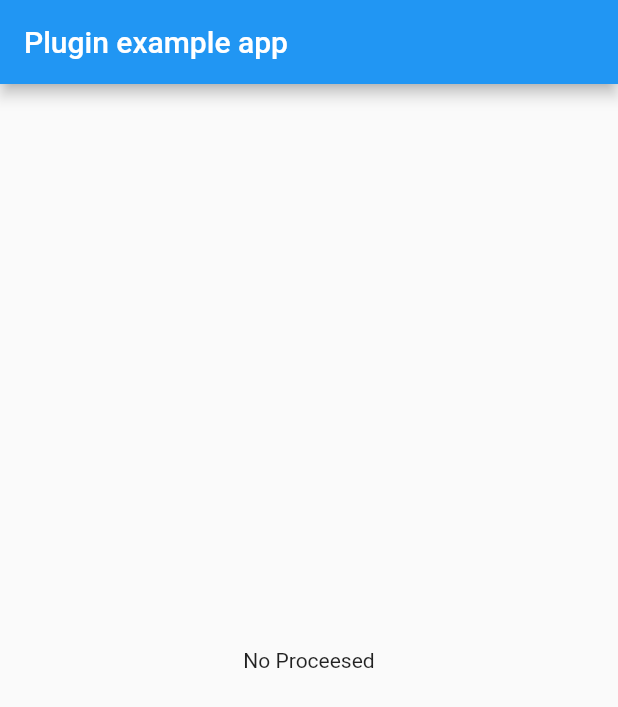
After one commit to bongga-co/file_content, a Flutter app: the screen it shows after launch, on a phone screen of 412 x 824 dp. The commit adds this screen. Shown: the top 707 px of the screen. Run offline on Flutter 3.47's test engine with Material 2 defaults, Android fonts, the phone set to English and light mode, and no system bars.

```diff
--- /dev/null
+++ b/example/lib/app.dart
@@ -0,0 +1,16 @@
+import 'package:flutter/material.dart';
+
+import 'home.dart';
+
+class App extends StatelessWidget {
+  @override
+  Widget build(BuildContext context) {
+    return MaterialApp(
+      title: 'Example',
+      routes: {
+        'home': (BuildContext ctx) => Home()
+      },
+      initialRoute: 'home',
+    );
+  }
+}
--- /dev/null
+++ b/example/lib/home.dart
@@ -0,0 +1,46 @@
+import 'package:flutter/material.dart';
+import 'dart:async';
+import 'package:file_content/file_content.dart';
+
+class Home extends StatefulWidget {
+  @override
+  _HomeState createState() => _HomeState();
+}
+
+class _HomeState extends State<Home> {
+  StreamSubscription _streamSubscription;
+  dynamic _resp;
+
+  @override
+  void initState() {
+    super.initState();
+
+    _streamSubscription = FileContent.getFileStream().listen((value) {
+      setState(() => _resp = value);
+    });
+  }
+
+  @override
+  void dispose() {
+    _streamSubscription.cancel();
+    super.dispose();
+  }
+
+  @override
+  Widget build(BuildContext context) {
+    return MaterialApp(
+      home: Scaffold(
+        appBar: AppBar(
+          title: const Text('Plugin example app'),
+        ),
+        body: Center(
+          child: Container(
+            child: _resp != null
+              ? Text('Running on: ${_resp.toString()}', textAlign: TextAlign.center,)
+              : Text('No Proceesed'),
+          )
+        ),
+      ),
+    );
+  }
+}
--- a/example/lib/main.dart
+++ b/example/lib/main.dart
@@ -1,51 +1,4 @@
 import 'package:flutter/material.dart';
-import 'dart:async';
-import 'package:file_content/file_content.dart';
+import 'app.dart';
 
-void main() => runApp(MyApp());
-
-class MyApp extends StatefulWidget {
-  @override
-  _MyAppState createState() => _MyAppState();
-}
-
-class _MyAppState extends State<MyApp> {
-  StreamSubscription _streamSubscription;
-  dynamic _resp;
-
-  @override
-  void initState() {
-    super.initState();
-    initPlatformState();
-  }
-
-  @override
-  void dispose() {
-    _streamSubscription.cancel();
-    super.dispose();
-  }
-
-  Future<void> initPlatformState() async {
-    _streamSubscription = FileContent.getFileStream().listen((value) {
-      setState(() => _resp = value);
-    });
-  }
-
-  @override
-  Widget build(BuildContext context) {
-    return MaterialApp(
-      home: Scaffold(
-        appBar: AppBar(
-          title: const Text('Plugin example app'),
-        ),
-        body: Center(
-          child: Container(
-            child: _resp != null
-              ? Text('Running on: ${_resp.toString()}', textAlign: TextAlign.center,)
-              : Text('No Proceesed'),
-          )
-        ),
-      ),
-    );
-  }
-}
+void main() => runApp(App());
```
Also changed, not shown: 2 other files.
